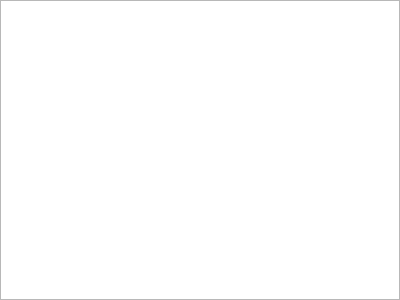
Above: src/gui/componentlist/installer.ui from josuemoraisgh/SimulIDE-dev before the change. Below: the same form after it.
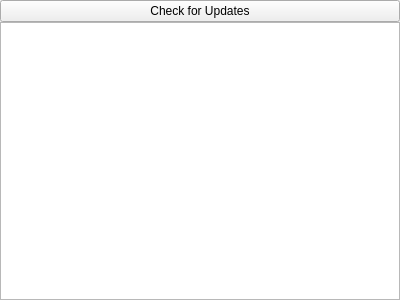
That is the form after the change.

Commit message: Installer: added "Check for Updates" button.

The edit to the form file:
```diff
--- a/src/gui/componentlist/installer.ui
+++ b/src/gui/componentlist/installer.ui
@@ -29,6 +29,13 @@
    <property name="bottomMargin">
     <number>0</number>
    </property>
+   <item>
+    <widget class="QPushButton" name="updtButton">
+     <property name="text">
+      <string>Check for Updates</string>
+     </property>
+    </widget>
+   </item>
    <item>
     <widget class="QTableWidget" name="installTable">
      <property name="rowCount">
```
The commit also changes 2 other files.
